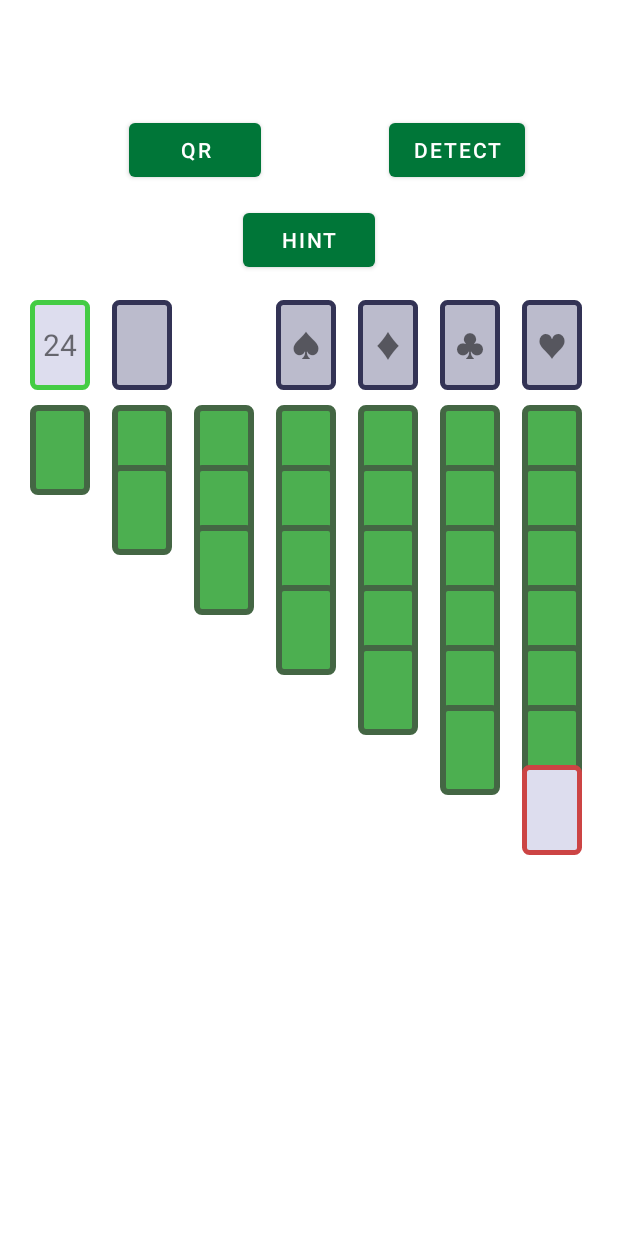
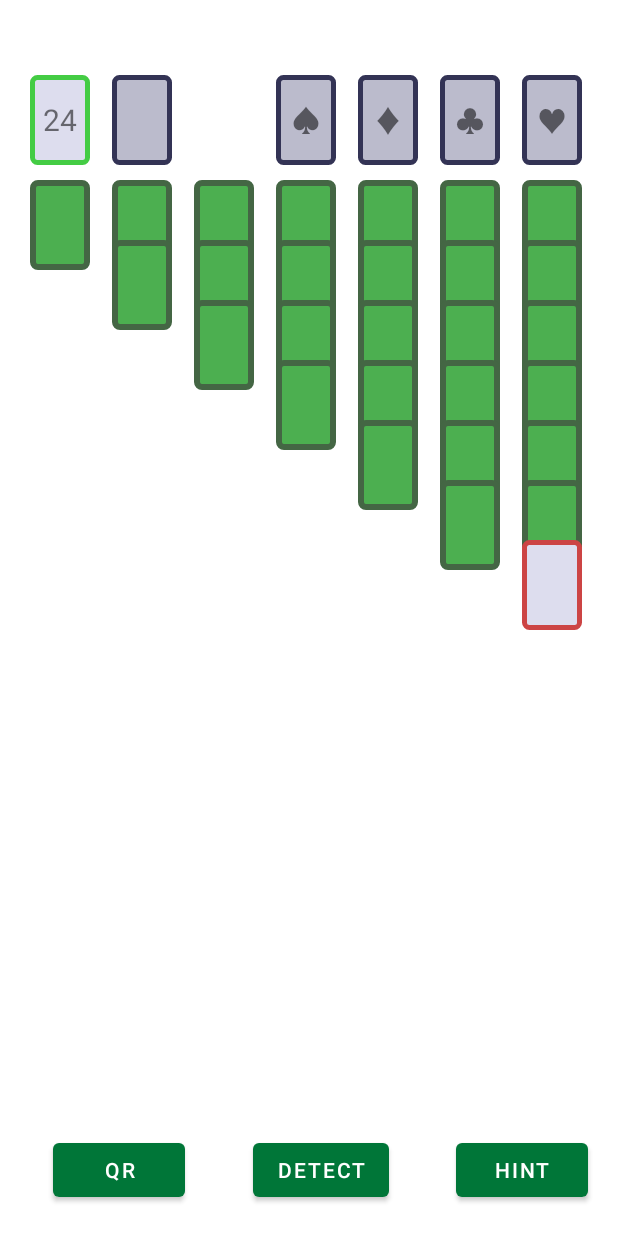
Before and after one commit to StenAfMARS/CDIOF21, an Android app: the playActivity screen opened directly, with no data from a screen before it, after a tap on "24", on a phone screen of 412 x 824 dp. Run offline under Robolectric (Android 15) with nearby library versions, the phone set to English and light mode, and no system bars; libraries missing offline, so code that uses them is left out: com.google.zxing.integration.

Commit message:
Minor UI changes

```diff
--- a/app/src/main/res/layout/activity_play.xml
+++ b/app/src/main/res/layout/activity_play.xml
@@ -22,7 +22,7 @@
         android:stretchMode="columnWidth"
         android:verticalSpacing="-20dp"
 
-        app:layout_constraintBottom_toBottomOf="parent"
+        app:layout_constraintBottom_toTopOf="@+id/openCameraId"
         app:layout_constraintEnd_toEndOf="parent"
         app:layout_constraintStart_toStartOf="parent"
         app:layout_constraintTop_toBottomOf="@+id/gridviewtop">
@@ -34,7 +34,7 @@
         android:layout_width="0dp"
         android:layout_height="70dp"
         android:layout_marginStart="20dp"
-        android:layout_marginTop="200dp"
+        android:layout_marginTop="50dp"
         android:layout_marginEnd="20dp"
         android:columnWidth="25dp"
         android:gravity="center"
@@ -52,32 +52,27 @@
         android:layout_width="wrap_content"
         android:layout_height="wrap_content"
         android:text="Detect"
-        app:layout_constraintBottom_toTopOf="@+id/gridviewtop"
-        app:layout_constraintEnd_toEndOf="parent"
-        app:layout_constraintHorizontal_bias="0.808"
-        app:layout_constraintStart_toStartOf="parent"
-        app:layout_constraintTop_toTopOf="parent" />
+        app:layout_constraintBottom_toBottomOf="@+id/BTN_Hint"
+        app:layout_constraintEnd_toStartOf="@+id/BTN_Hint"
+        app:layout_constraintStart_toEndOf="@+id/ScanButtonId" />
 
     <Button
         android:id="@+id/ScanButtonId"
         android:layout_width="wrap_content"
         android:layout_height="wrap_content"
+        android:layout_marginStart="15dp"
         android:text="QR"
-        app:layout_constraintBottom_toTopOf="@+id/gridviewtop"
-        app:layout_constraintEnd_toStartOf="@+id/openCameraId"
-        app:layout_constraintStart_toStartOf="parent"
-        app:layout_constraintTop_toTopOf="parent" />
+        app:layout_constraintBottom_toBottomOf="@+id/BTN_Hint"
+        app:layout_constraintStart_toStartOf="@+id/gridviewbutton" />
 
     <Button
         android:id="@+id/BTN_Hint"
         android:layout_width="wrap_content"
         android:layout_height="wrap_content"
+        android:layout_marginBottom="20dp"
+        android:onClick="SuggestMove"
         android:text="Hint"
-        android:onClick="SuggestMove"
-        app:layout_constraintBottom_toTopOf="@+id/gridviewtop"
-        app:layout_constraintEnd_toEndOf="parent"
-        app:layout_constraintStart_toStartOf="parent"
-        app:layout_constraintTop_toTopOf="parent"
-        app:layout_constraintVertical_bias="0.894" />
+        app:layout_constraintBottom_toBottomOf="parent"
+        app:layout_constraintEnd_toEndOf="@+id/gridviewbutton" />
 
 </androidx.constraintlayout.widget.ConstraintLayout>
```
